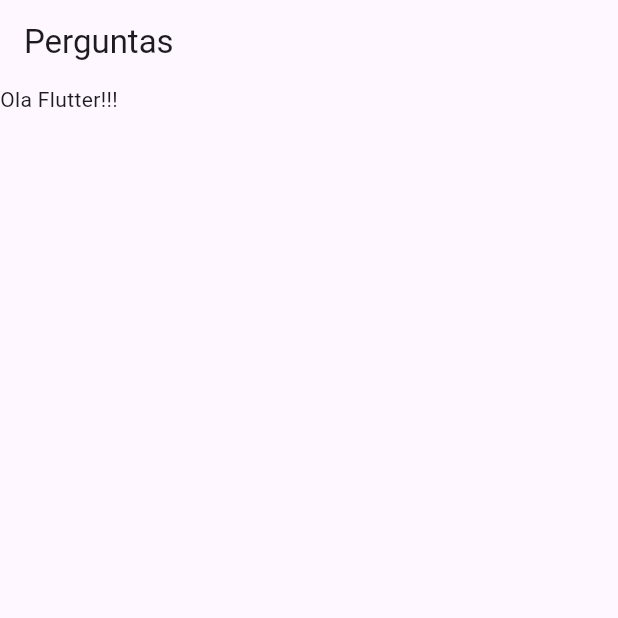
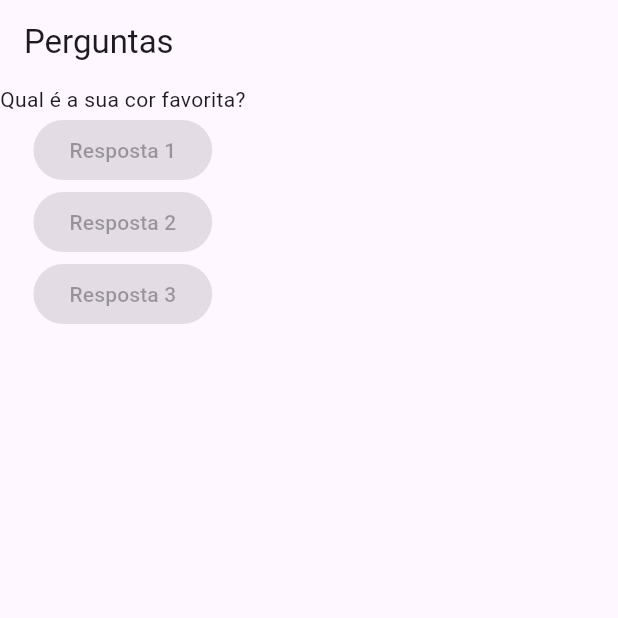
Before and after one commit to JonatasFSilva/curso_flutter, a Flutter app: the screen it shows after launch, on a phone screen of 412 x 824 dp, the top half of it. Run offline on Flutter 3.47's test engine with Material 3 defaults, Android fonts, the phone set to English and light mode, and no system bars.

Commit message:
inserido botao com textos

```diff
--- a/projeto_perguntas/lib/main.dart
+++ b/projeto_perguntas/lib/main.dart
@@ -7,12 +7,23 @@ void main(List<String> args) {
 class PerguntaApp extends StatelessWidget {
   @override
   Widget build(BuildContext context) {
+    final List<String> perguntas = [
+      "Qual é a sua cor favorita?",
+      "Qual é o seu animal favorito?"
+    ];
     return MaterialApp(
       home: Scaffold(
         appBar: AppBar(
           title: Text("Perguntas"),
         ),
-        body: Text("Ola Flutter!!!"),
+        body: Column(
+          children: <Widget>[
+            Text(perguntas.elementAt(0)),
+            ElevatedButton(onPressed: null, child: Text("Resposta 1")),
+            ElevatedButton(onPressed: null, child: Text("Resposta 2")),
+            ElevatedButton(onPressed: null, child: Text("Resposta 3")),
+          ],
+        ),
       ),
     );
   }
```
